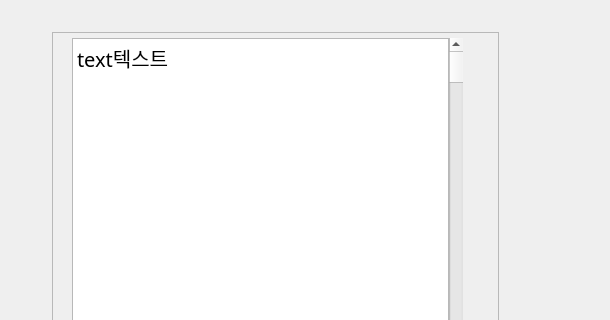
KimYubin/SolTranslator, file ui/SimpleTranslatePopup.ui: the form before one commit; both pictures show x 0 to 610 and y 0 to 320 of the 610 by 550 pixel window.
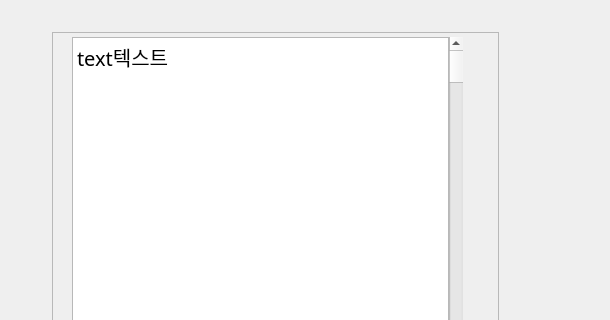
The form after the commit.

Commit message:
[개선] 렉해결, 버튼 눌렀을때 레이아웃 크래시 해결. 심플 팝업 버튼 디자인
0. repaint 호출 or 여러번 호출하는 것보다 update()가 더 빠름

1. UpdateLayeredWindowIndirect 문제 해결
 - 버튼 누르면 사이즈 위치가 변경시도가 발생되지만, 제대로 적용이 안되던 문제해결
 - 레이아웃 수동으로 정할때, 최대최소값 계산할 때 frame 폭을 넣음. -> 하지만, innerMargin에는 추가를 안했음.
 - 그래서 이 값들을 바탕으로 최대,최소값을 산출할때, 중간에 frame 폭이 빠져서 오류가 발생했음
 - 이 문제 해결

2. 심플 팝업 버튼들 포커스 등의 디자인 개선함.

Patch:
```diff
--- a/ui/SimpleTranslatePopup.ui
+++ b/ui/SimpleTranslatePopup.ui
@@ -62,6 +62,9 @@
       <property name="frameShadow">
        <enum>QFrame::Shadow::Raised</enum>
       </property>
+      <property name="lineWidth">
+       <number>0</number>
+      </property>
       <widget class="QWidget" name="gridLayoutWidget">
        <property name="geometry">
         <rect>
@@ -89,9 +92,6 @@
           <property name="rightMargin">
            <number>5</number>
           </property>
-          <property name="bottomMargin">
-           <number>1</number>
-          </property>
           <property name="spacing">
            <number>0</number>
           </property>
```
The commit also changes 2 other files.
